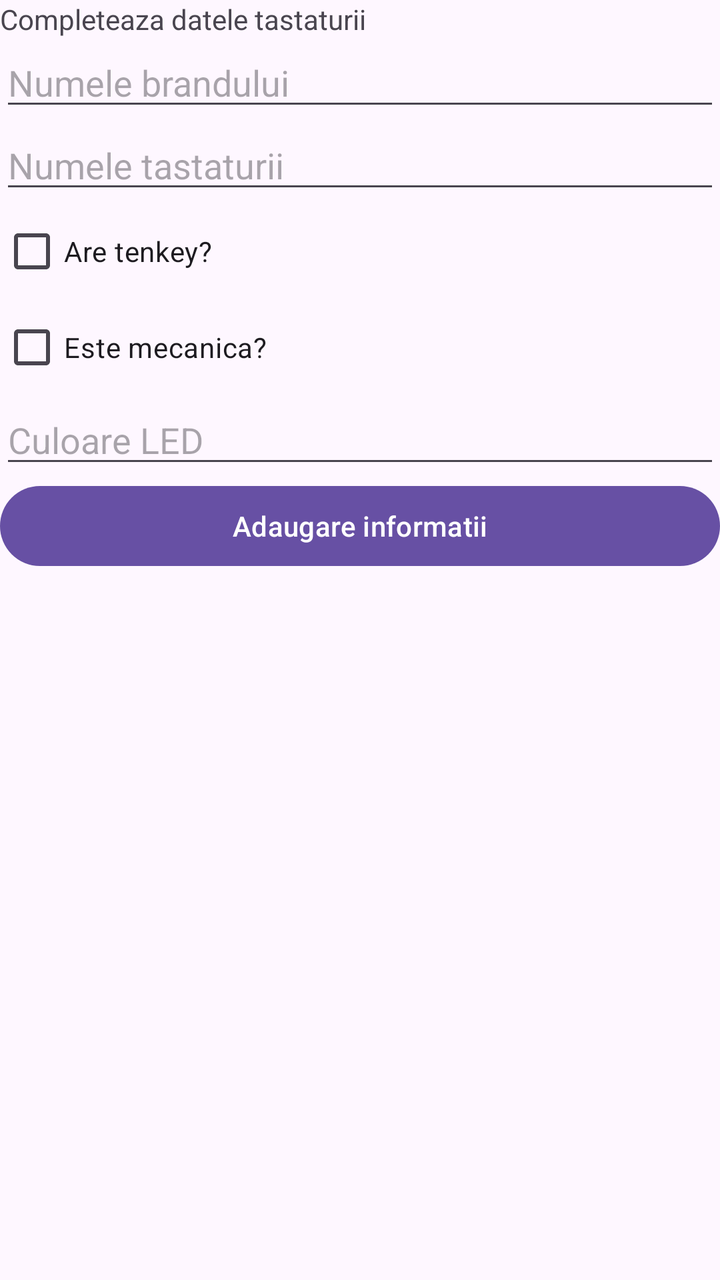
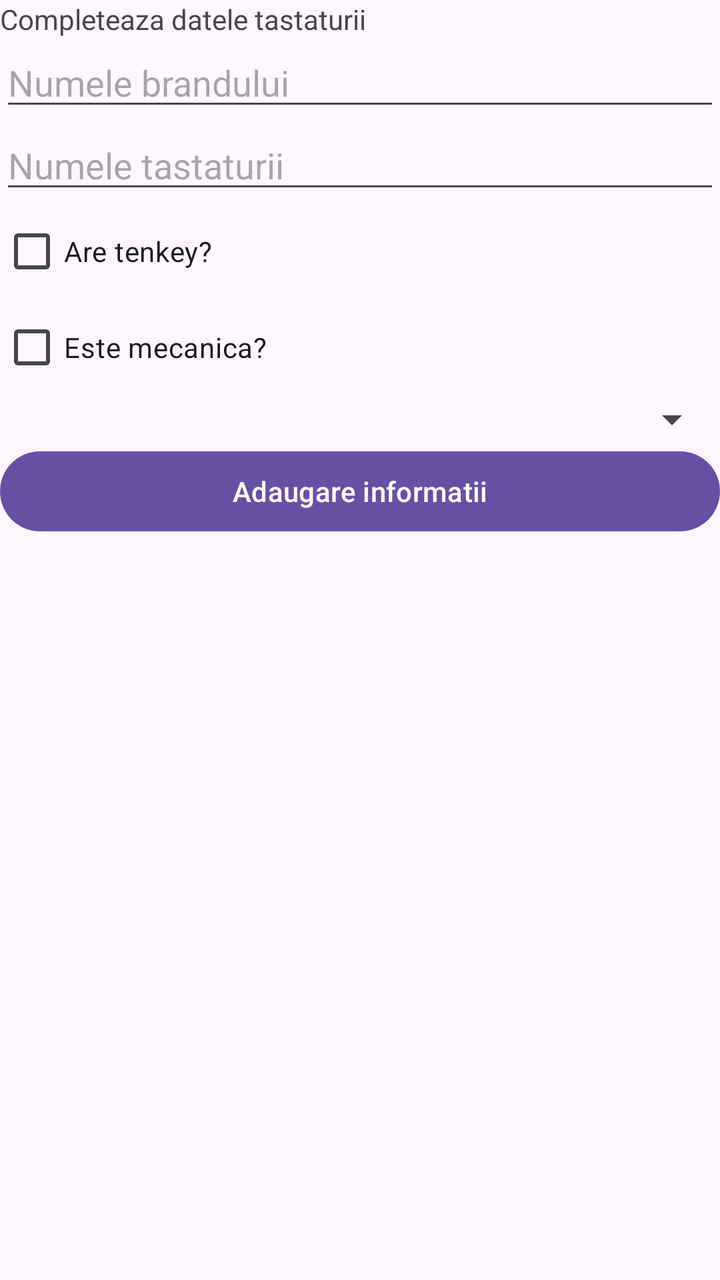

Before-and-after screenshots of an Android layout around one commit, followed by the original layout XML and the change that was made.
<!-- AndroidManifest.xml: application theme Theme.Laborator2 -->
<!-- res/layout/activity_completare_date_tastatura.xml -->
<?xml version="1.0" encoding="utf-8"?>
<LinearLayout xmlns:android="http://schemas.android.com/apk/res/android"
    xmlns:app="http://schemas.android.com/apk/res-auto"
    xmlns:tools="http://schemas.android.com/tools"
    android:id="@+id/main"
    android:orientation="vertical"
    android:layout_width="match_parent"
    android:layout_height="match_parent"
    tools:context=".CompletareDateTastatura">

    <TextView
        android:layout_width="wrap_content"
        android:layout_height="wrap_content"
        android:text="@string/completeaza_datele_tastaturii"
        />

    <EditText
        android:id="@+id/brandTastatura_ET"
        android:layout_width="match_parent"
        android:layout_height="wrap_content"
        android:hint="@string/numele_brandului"
        android:inputType="text"
        />

    <EditText
        android:id="@+id/numeTastatura_ET"
        android:layout_width="match_parent"
        android:layout_height="wrap_content"
        android:hint="@string/numele_tastaturii"
        android:inputType="text"
        />

    <CheckBox
        android:id="@+id/areTK_CB"
        android:layout_width="match_parent"
        android:layout_height="wrap_content"
        android:text="@string/are_tenkey"
        />

    <CheckBox
        android:id="@+id/esteMecanica_CB"
        android:layout_width="match_parent"
        android:layout_height="wrap_content"
        android:text="@string/este_mecanica"
        />
    
    <EditText
        android:id="@+id/culoareLED_ET"
        android:layout_width="match_parent"
        android:layout_height="wrap_content"
        android:hint="@string/culoare_led"
        android:inputType="text"
        />

    <Button
        android:layout_width="match_parent"
        android:layout_height="wrap_content"
        android:text="@string/adaugare_informatii"
        android:onClick="trimitereInformatii"
        />

</LinearLayout>
<!-- resources referenced by this layout -->
<resources>
  <string name="adaugare_informatii">Adaugare informatii</string>
  <string name="are_tenkey">Are tenkey?</string>
  <string name="completeaza_datele_tastaturii">Completeaza datele tastaturii</string>
  <string name="culoare_led">Culoare LED</string>
  <string name="este_mecanica">Este mecanica?</string>
  <string name="numele_brandului">Numele brandului</string>
  <string name="numele_tastaturii">Numele tastaturii</string>
  <style name="Theme.Laborator2" parent="Base.Theme.Laborator2" />
  <style name="Base.Theme.Laborator2" parent="Theme.Material3.DayNight.NoActionBar">
          
          
      </style>
</resources>

<!-- the commit's change to res/layout/activity_completare_date_tastatura.xml (unified diff, before → after) -->
@@ -43,13 +43,12 @@
         android:layout_height="wrap_content"
         android:text="@string/este_mecanica"
         />
-    
-    <EditText
-        android:id="@+id/culoareLED_ET"
+
+    <Spinner
+        android:id="@+id/culoareLED_S"
         android:layout_width="match_parent"
         android:layout_height="wrap_content"
-        android:hint="@string/culoare_led"
-        android:inputType="text"
+
         />
 
     <Button
<!-- resource entries referenced after the edit -->
@@ -3,7 +3,6 @@
   <string name="adaugare_informatii">Adaugare informatii</string>
   <string name="are_tenkey">Are tenkey?</string>
   <string name="completeaza_datele_tastaturii">Completeaza datele tastaturii</string>
-  <string name="culoare_led">Culoare LED</string>
   <string name="este_mecanica">Este mecanica?</string>
   <string name="numele_brandului">Numele brandului</string>
   <string name="numele_tastaturii">Numele tastaturii</string>
